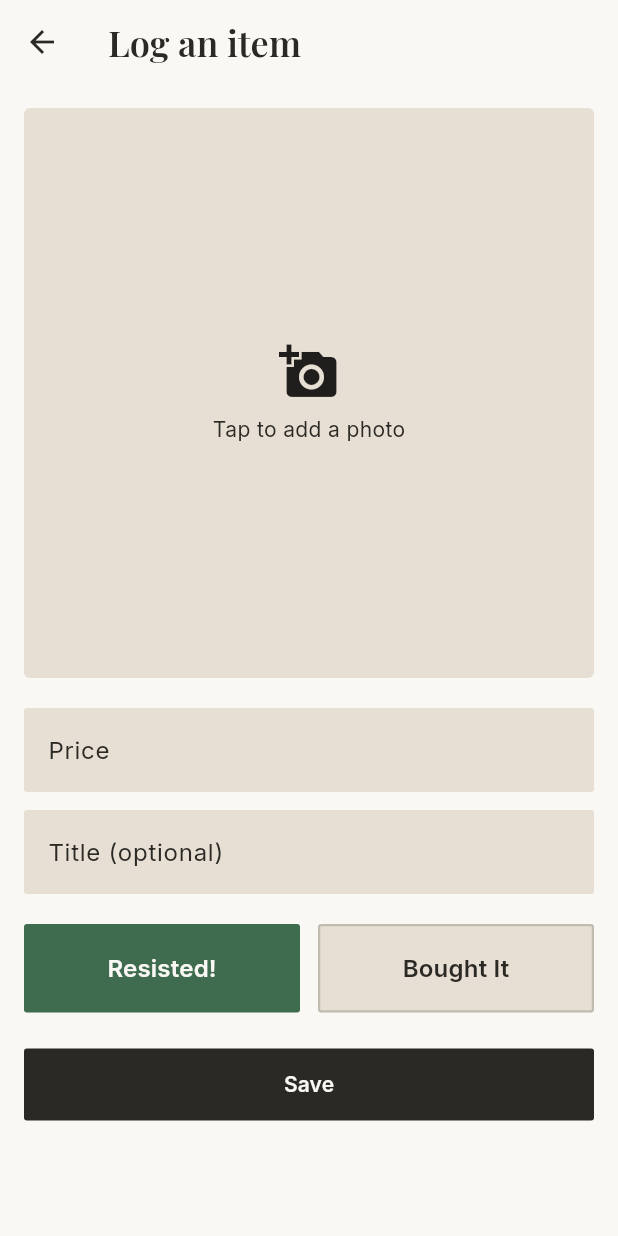
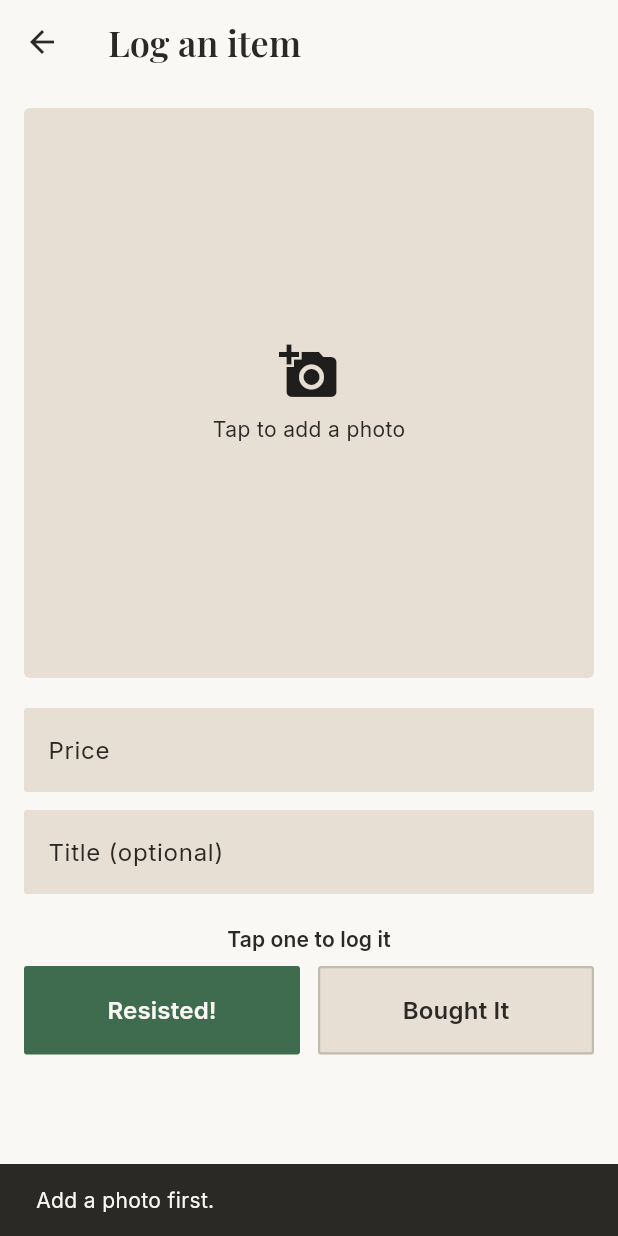
Before and after one commit to aellae/skip., a Flutter app: the ItemEntryScreen screen opened directly, after a tap on "Resisted!", on a phone screen of 412 x 824 dp. Run offline on Flutter 3.47's test engine with Material 3 defaults, Android fonts, the phone set to English and light mode, and no system bars; our stand-ins replace audioplayers, confetti, csv, file_picker, fl_chart, google_fonts and 3 more; accounts and stored records are empty.

Commit message:
Add camera and photo library usage descriptions; update save logic in item entry

```diff
--- a/lib/features/item_entry/item_entry_screen.dart
+++ b/lib/features/item_entry/item_entry_screen.dart
@@ -31,7 +31,6 @@ class _ItemEntryScreenState extends State<ItemEntryScreen> {
 
   String? _relativeImagePath;
   File? _previewFile;
-  bool _isSaved = true;
   bool _isPickingImage = false;
   bool _isSaving = false;
 
@@ -86,7 +85,8 @@ class _ItemEntryScreenState extends State<ItemEntryScreen> {
     );
   }
 
-  Future<void> _save() async {
+  Future<void> _saveWithDecision(bool isSaved) async {
+    if (_isSaving) return;
     if (_relativeImagePath == null) {
       ScaffoldMessenger.of(
         context,
@@ -102,7 +102,7 @@ class _ItemEntryScreenState extends State<ItemEntryScreen> {
       title: title.isEmpty ? null : title,
       price: price,
       imagePath: _relativeImagePath!,
-      isSaved: _isSaved,
+      isSaved: isSaved,
     );
     if (!mounted) return;
     Navigator.of(context).pop();
@@ -193,21 +193,32 @@ class _ItemEntryScreenState extends State<ItemEntryScreen> {
                   textCapitalization: TextCapitalization.sentences,
                 ),
                 const SizedBox(height: 20),
-                DecisionToggle(
-                  isSaved: _isSaved,
-                  onChanged: (value) => setState(() => _isSaved = value),
+                Text(
+                  'Tap one to log it',
+                  textAlign: TextAlign.center,
+                  style: theme.textTheme.labelLarge,
                 ),
-                const SizedBox(height: 24),
-                ElevatedButton(
-                  onPressed: _isSaving ? null : _save,
-                  child: _isSaving
-                      ? const SizedBox(
-                          width: 20,
-                          height: 20,
-                          child: CircularProgressIndicator(strokeWidth: 2),
-                        )
-                      : const Text('Save'),
+                const SizedBox(height: 8),
+                IgnorePointer(
+                  ignoring: _isSaving,
+                  child: Opacity(
+                    opacity: _isSaving ? 0.5 : 1,
+                    child: DecisionToggle(
+                      isSaved: true,
+                      onChanged: _saveWithDecision,
+                    ),
+                  ),
                 ),
+                if (_isSaving) ...[
+                  const SizedBox(height: 16),
+                  const Center(
+                    child: SizedBox(
+                      width: 20,
+                      height: 20,
+                      child: CircularProgressIndicator(strokeWidth: 2),
+                    ),
+                  ),
+                ],
               ],
             ),
           ),
```
Also changed, not shown: 2 other files.
